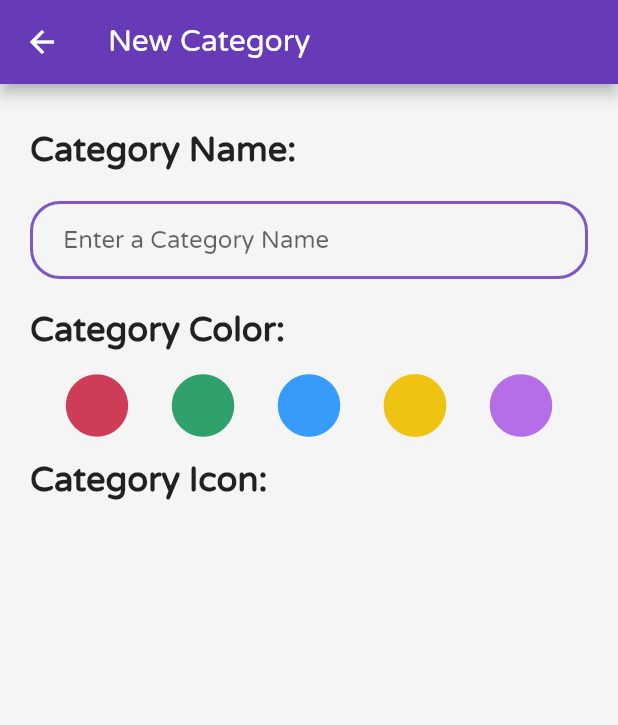
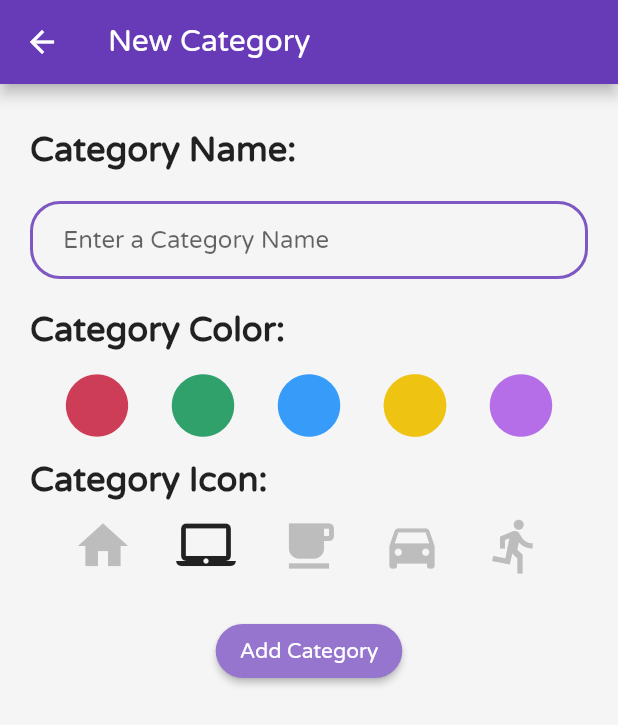
Before and after one commit to Peyton232/tartan_hacks, a Flutter app: the AddCategoryPage screen opened directly, on a phone screen of 412 x 824 dp. Shown: the top 725 px of the screen. Run offline on Flutter 3.47's test engine with Material 2 defaults, Android fonts, the phone set to English and light mode, and no system bars; our stand-ins replace datetime_picker_formfield, firebase_database, simple_animations, stacked, supercharged, table_calendar; missing offline and left inert: particles_flutter, pedantic, smart_select; accounts and stored records are empty.

Commit message:
Finished UI for add category

```diff
--- a/lib/Pages/AddCategoryPage.dart
+++ b/lib/Pages/AddCategoryPage.dart
@@ -193,7 +193,56 @@ class _AddCategoryPageState extends State<AddCategoryPage> {
               "Category Icon:",
               style: kHeaderTextStyle,
             ),
+            Padding(
+              padding: EdgeInsets.symmetric(vertical: 10.0),
+              child: Row(
+                mainAxisAlignment: MainAxisAlignment.spaceEvenly,
+                children: <Widget>[
+                  Icon(
+                    Icons.home,
+                    size: 40.0,
+                    color: Colors.grey[400],
+                  ),
+                  Icon(
+                    Icons.laptop_mac,
+                    size: 40.0,
+                  ),
+                  Icon(
+                    Icons.local_cafe,
+                    size: 40.0,
+                    color: Colors.grey[400],
+                  ),
+                  Icon(
+                    Icons.directions_car,
+                    size: 40.0,
+                    color: Colors.grey[400],
+                  ),
+                  Icon(
+                    Icons.directions_run,
+                    size: 40.0,
+                    color: Colors.grey[400],
+                  ),
+                ],
+              ),
+            ),
             //TODO: Add icon selection
+            Center(
+              child: Padding(
+                padding: const EdgeInsets.symmetric(vertical: 16.0),
+                child: ElevatedButton(
+                  style: ElevatedButton.styleFrom(
+                    primary: Colors.deepPurple[300],
+                    shape: RoundedRectangleBorder(
+                      borderRadius: BorderRadius.circular(20.0),
+                    ),
+                  ),
+                  onPressed: () {
+                    Navigator.pop(context);
+                  },
+                  child: Text('Add Category'),
+                ),
+              ),
+            ),
           ],
         ),
       ),
--- a/lib/Pages/AddReminderPage.dart
+++ b/lib/Pages/AddReminderPage.dart
@@ -260,23 +260,23 @@ class MyCustomFormState extends State<MyCustomForm> {
                         //add data to list
                         if (color == 'blue') {
                           //catIcon = Icons.home;
-                          catIcon = Icons.check;
+                          catIcon = Icons.push_pin;
                           catColor = Colors.blue;
                         } else if (color == 'yellow') {
                           // catIcon = Icons.directions_car;
-                          catIcon = Icons.check;
+                          catIcon = Icons.push_pin;
                           catColor = Colors.yellow;
                         } else if (color == 'red') {
                           //catIcon = Icons.free_breakfast;
-                          catIcon = Icons.check;
+                          catIcon = Icons.push_pin;
                           catColor = Colors.red;
                         } else if (color == 'green') {
                           //catIcon = Icons.computer;
-                          catIcon = Icons.check;
+                          catIcon = Icons.push_pin;
                           catColor = Colors.green;
                         } else {
                           //catIcon = Icons.face;
-                          catIcon = Icons.check;
+                          catIcon = Icons.push_pin;
                           catColor = Colors.purple;
                         }
                         globals.Reminds.add(ReminderCard(
@@ -287,7 +287,7 @@ class MyCustomFormState extends State<MyCustomForm> {
                           categoryIcon: catIcon,
                           categoryColor: catColor,
                         ));
-                        setState(() {});
+                        Navigator.pop(context);
                       }
                     },
                     child: Text('Add Reminder'),
```
